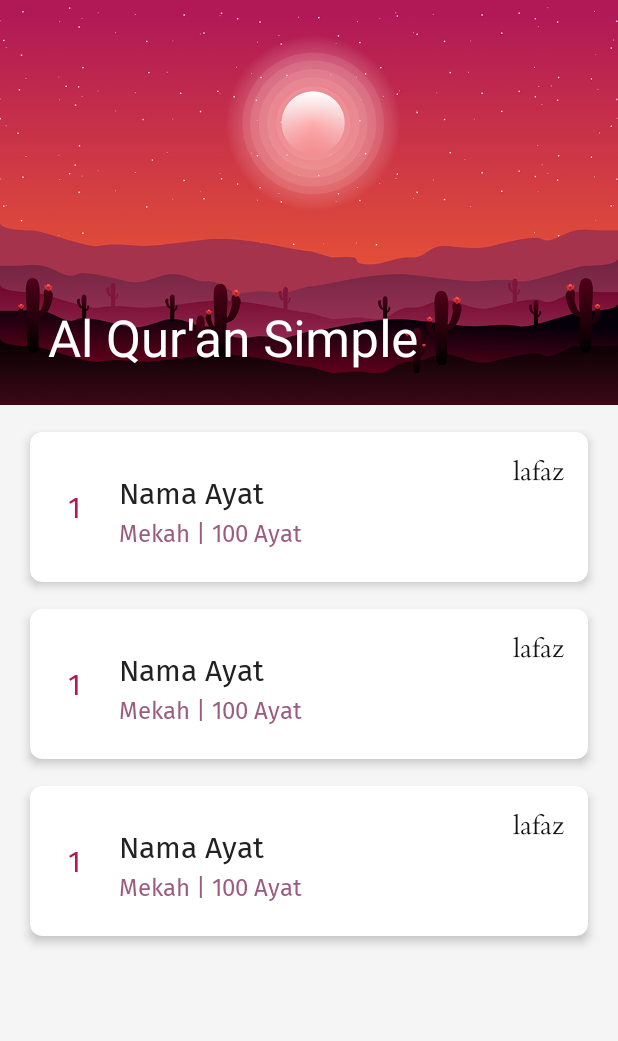
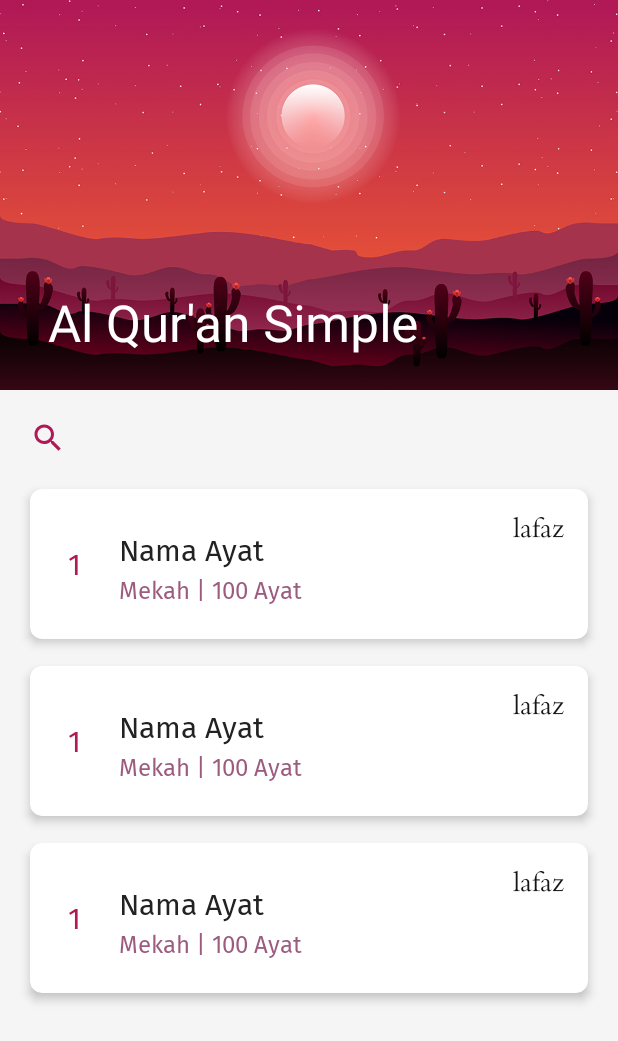
Before and after one commit to alankurniadi12/quran-simple-app, an Android app: the layout activity_main.xml on its own in the app's theme, with its tools: preview values and no code run, on a phone screen of 412 x 824 dp. Shown: the top 1041 px of the screen. Run offline under Robolectric (Android 15) with nearby library versions, the phone set to English and light mode, and no system bars.

Commit message:
nambah fitur pencarian

```diff
--- a/app/src/main/AndroidManifest.xml
+++ b/app/src/main/AndroidManifest.xml
@@ -18,12 +18,10 @@
             android:name=".page.PageSurahActivity"
             android:exported="true" />
         <activity
-            android:name=".page.PageActivity"
-            android:exported="true" />
-        <activity
             android:name=".MainActivity"
             android:exported="true">
             <intent-filter>
+                <action android:name="android.intent.action.SEARCH"/>
                 <action android:name="android.intent.action.MAIN" />
 
                 <category android:name="android.intent.category.LAUNCHER" />
--- /dev/null
+++ b/app/src/main/res/drawable/ic_search_24.xml
@@ -0,0 +1,10 @@
+<vector
+    android:height="24dp"
+    android:tint="@color/main_red"
+    android:viewportHeight="24"
+    android:viewportWidth="24"
+    android:width="24dp" xmlns:android="http://schemas.android.com/apk/res/android">
+    <path
+        android:fillColor="@android:color/white"
+        android:pathData="M15.5,14h-0.79l-0.28,-0.27C15.41,12.59 16,11.11 16,9.5 16,5.91 13.09,3 9.5,3S3,5.91 3,9.5 5.91,16 9.5,16c1.61,0 3.09,-0.59 4.23,-1.57l0.27,0.28v0.79l5,4.99L20.49,19l-4.99,-5zM9.5,14C7.01,14 5,11.99 5,9.5S7.01,5 9.5,5 14,7.01 14,9.5 11.99,14 9.5,14z"/>
+</vector>
--- a/app/src/main/res/layout/activity_main.xml
+++ b/app/src/main/res/layout/activity_main.xml
@@ -21,12 +21,14 @@
             app:layout_scrollFlags="scroll|snap|exitUntilCollapsed">
             <ImageView
                 android:layout_width="match_parent"
-                android:layout_height="270dp"
+                android:layout_height="260dp"
                 android:scaleType="centerCrop"
                 android:src="@drawable/home_image"/>
             <androidx.appcompat.widget.Toolbar
+                android:id="@+id/toolbar"
                 android:layout_width="match_parent"
                 android:layout_height="?attr/actionBarSize"
+                app:layout_collapseMode="pin"
                 app:popupTheme="@style/ThemeOverlay.AppCompat.Dark"/>
 
         </com.google.android.material.appbar.CollapsingToolbarLayout>
@@ -47,17 +49,23 @@
                 android:layout_centerInParent="true"
                 android:visibility="visible"/>
 
+            <androidx.appcompat.widget.SearchView
+                android:id="@+id/search_bar"
+                android:layout_width="match_parent"
+                android:layout_height="wrap_content"
+                android:layout_marginTop="8dp"
+                android:layout_marginStart="8dp"
+                android:layout_marginEnd="8dp"
+                app:searchIcon="@drawable/ic_search_24"
+                app:queryHint="@string/search_hint" />
+
             <androidx.recyclerview.widget.RecyclerView
                 android:id="@+id/rv_item"
                 android:layout_width="match_parent"
                 android:layout_height="match_parent"
-                android:layout_marginTop="16dp"
+                android:layout_below="@id/search_bar"
+                android:layout_marginTop="8dp"
                 tools:listitem="@layout/item_surat"/>
         </RelativeLayout>
     </androidx.core.widget.NestedScrollView>
-
-
-
-
-
 </androidx.coordinatorlayout.widget.CoordinatorLayout>
--- a/app/src/main/res/values/strings.xml
+++ b/app/src/main/res/values/strings.xml
@@ -1,3 +1,5 @@
 <resources>
     <string name="app_name">Al Qur\'an Simple</string>
+    <string name="search_title">Search</string>
+    <string name="search_hint">nama surah</string>
 </resources>
```
Also changed, not shown: app/src/main/java/com/alankurniadi/myquran/MainActivity.kt (+30 -7 lines), app/src/main/java/com/alankurniadi/myquran/MainAdapter.kt (+43 -11 lines).
